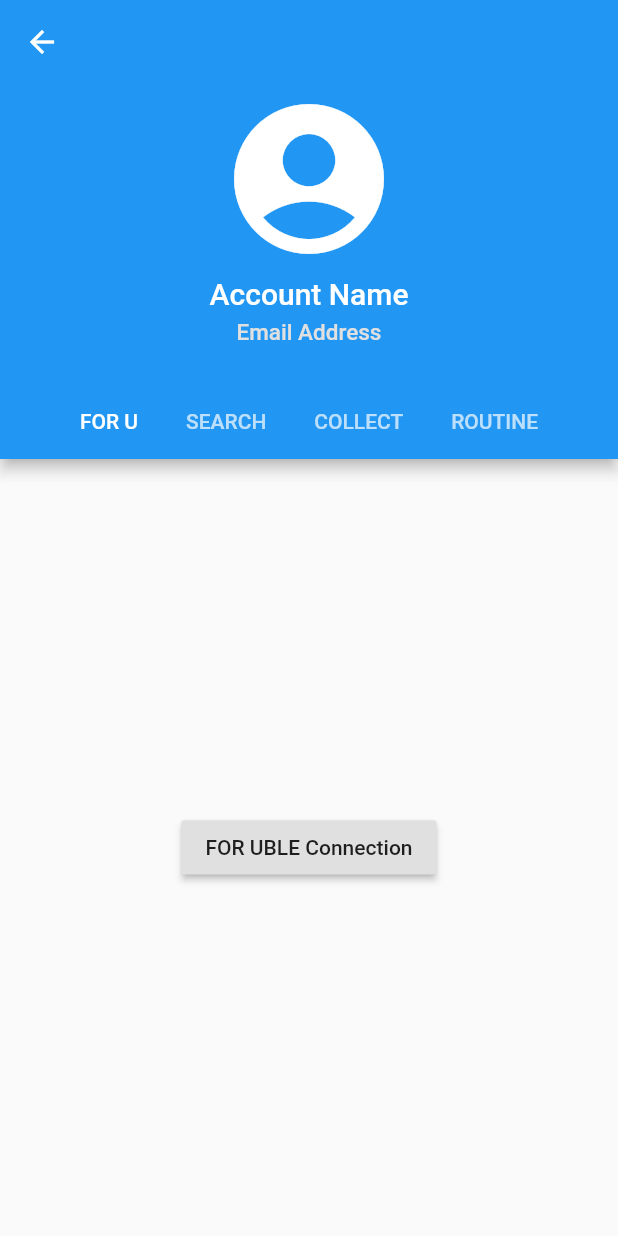
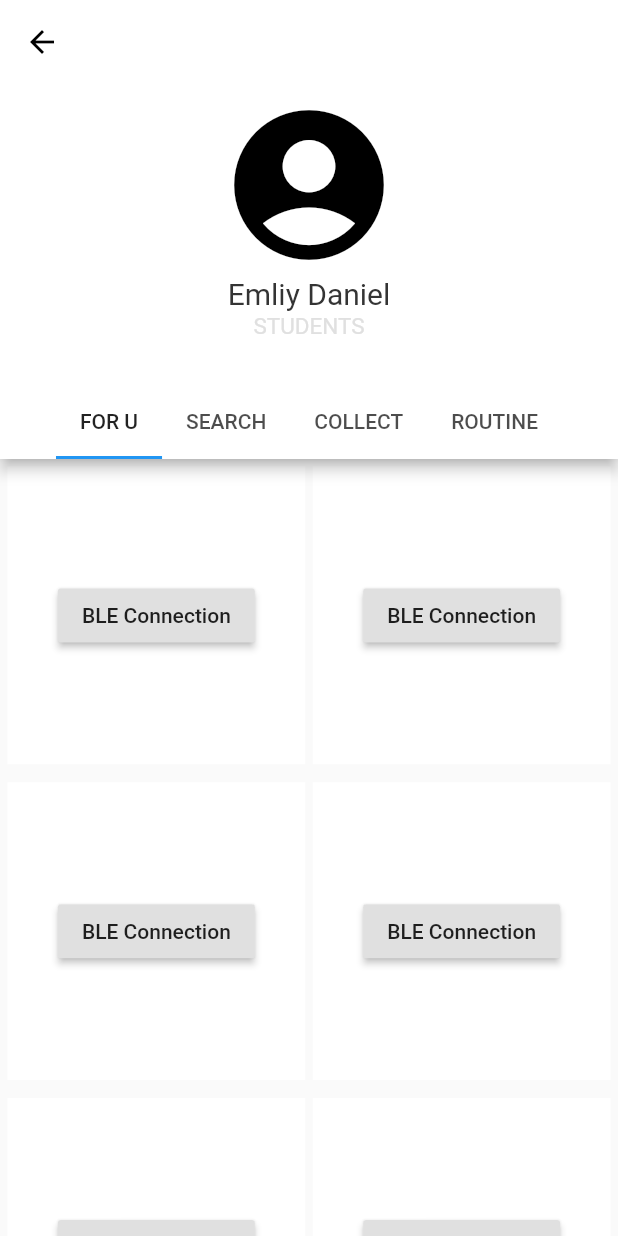
Before and after one commit to cherrrity/HD_Undongjang, a Flutter app: the MainPage screen opened by its route, on a phone screen of 412 x 824 dp. Run offline on Flutter 3.47's test engine with Material 2 defaults, Android fonts, the phone set to English and light mode, and no system bars; our stand-ins replace google_fonts, permission_handler, sensors; missing offline and left inert: flutter_ble_lib.

```diff
--- a/lib/routing_app/pages/intro_slider.dart
+++ b/lib/routing_app/pages/intro_slider.dart
@@ -39,7 +39,7 @@ class _IntroSliderPage extends State<IntroSliderPage> {
     return Container(
       decoration: BoxDecoration(
           gradient: LinearGradient(
-              colors: [const Color(0xff3C8CE7), const Color(0xff00EAFF)])),
+              colors: [const Color(0xffDAE8B7), const Color(0xff00ca9d)])),
       child: Scaffold(
         backgroundColor: Colors.white,
         body: Container(
@@ -120,7 +120,8 @@ class _IntroSliderPage extends State<IntroSliderPage> {
               )
             : InkWell(
                 onTap: () {
-                  Navigator.pushNamedAndRemoveUntil(context, '/login', (route) => false);
+                  Navigator.pushNamedAndRemoveUntil(
+                      context, '/login', (route) => false);
                 },
                 child: Container(
                   height: Platform.isIOS ? 70 : 60,
--- a/lib/routing_app/pages/main.dart
+++ b/lib/routing_app/pages/main.dart
@@ -22,18 +22,23 @@ class MainPage extends StatelessWidget {
                         Icon(
                           Icons.account_circle,
                           size: 120.0,
-                          color: Colors.white,
+                          color: Colors.black,
                         ),
-                        SizedBox(height: 5),
+                        SizedBox(height: 1),
                         Text(
-                          'Account Name',
-                          style: TextStyle(color: Colors.white, fontSize: 20),
+                          'Emliy Daniel',
+                          style: TextStyle(
+                              fontWeight: FontWeight.w400,
+                              color: Color(0xff343434),
+                              fontSize: 20),
                         ),
-                        SizedBox(height: 5),
+                        SizedBox(height: 1),
                         Text(
-                          'Email Address',
-                          style:
-                              TextStyle(color: Colors.grey[300], fontSize: 15),
+                          'STUDENTS',
+                          style: TextStyle(
+                              color: Colors.grey[300],
+                              fontSize: 15,
+                              fontWeight: FontWeight.w400),
                         ),
                       ],
                     ),
@@ -42,7 +47,6 @@ class MainPage extends StatelessWidget {
               ),
             ),
             bottom: PreferredSize(
-
               preferredSize: Size.square(250),
               child: TabBar(
                 tabs: choices.map((String choice) {
@@ -54,12 +58,31 @@ class MainPage extends StatelessWidget {
           ),
           body: TabBarView(
             children: choices.map((String choice) {
-              return Center(
-                  child: RaisedButton(
-                      child: Text(choice + 'BLE Connection'),
-                      onPressed: () {
-                        Navigator.pushNamed(context, '/ble_list');
-                      }));
+              return GridView.builder(
+                padding: EdgeInsets.all(5.0),
+                gridDelegate: SliverGridDelegateWithFixedCrossAxisCount(
+                  crossAxisCount: 2,
+                  crossAxisSpacing: 5.0,
+                  mainAxisSpacing: 12.0,
+                ),
+                itemCount: 12,
+                scrollDirection: Axis.vertical,
+                itemBuilder: (context, int index) {
+                  return Container(
+                    color: Colors.white,
+                    padding: EdgeInsets.all(10.0),
+                    child:
+                    Center(
+                      child: RaisedButton(
+                        child: Text('BLE Connection'),
+                        onPressed: (){
+                        Navigator.pushNamed(context, '/ble_test');
+                        }
+                      )
+                    ),
+                  );
+                },
+              );
             }).toList(),
           )),
     );
--- a/lib/routing_app/pages/second.dart
+++ b/lib/routing_app/pages/second.dart
@@ -11,16 +11,14 @@ class SecondPage extends StatelessWidget {
             children: <Widget>[
               RaisedButton(
                   child: Text('BLE Connection'),
-                    onPressed: (){
-                    Navigator.pushNamed(context, '/ble_list');
-                    }
-                  ),
+                  onPressed: () {
+                    Navigator.pushNamed(context, '/ble_test');
+                  }),
               RaisedButton(
                   child: Text('to first page'),
-                    onPressed: (){
+                  onPressed: () {
                     Navigator.pop(context);
-                    }
-                  ),
+                  }),
             ],
             mainAxisAlignment: MainAxisAlignment.spaceEvenly,
           ),
--- a/lib/routing_app/routes.dart
+++ b/lib/routing_app/routes.dart
@@ -5,11 +5,13 @@ import 'package:hd_undongjang/routing_app/pages/login.dart';
 import 'package:hd_undongjang/routing_app/pages/main.dart';
 import 'package:hd_undongjang/routing_app/pages/second.dart';
 import 'package:hd_undongjang/routing_app/pages/ble_info.dart';
+import 'package:hd_undongjang/routing_app/pages/lesson.dart';
 
 final routes = {
   '/': (BuildContext context) => IntroSliderPage(),
   '/login': (BuildContext context) => LoginPage(),
   '/main': (BuildContext context) => MainPage(),
   '/second': (BuildContext context) => SecondPage(),
-  '/ble_list': (BuildContext context) => BLEInfoPage(),
+  '/ble_test': (BuildContext context) => BLEInfoPage(),
+  '/lesson' : (BuildContext context) => LessonPage(),
 };
--- a/pubspec.yaml
+++ b/pubspec.yaml
@@ -23,7 +23,7 @@ environment:
 dependencies:
   flutter:
     sdk: flutter
-
+  sensors: ^0.4.1+7
 
   # The following adds the Cupertino Icons font to your application.
   # Use with the CupertinoIcons class for iOS style icons.
@@ -32,6 +32,7 @@ dependencies:
   flutter_ble_lib: ^2.2.3
   permission_handler: ^5.0.0+hotfix.3
   google_fonts: ^1.1.1
+  #sensors: '>=0.4.y+x <2.0.0'
 
 dev_dependencies:
   flutter_test:
```
Also changed, not shown: lib/main.dart (+5 -2 lines), lib/routing_app/pages/ble_info.dart (+43 -2 lines), lib/routing_app/pages/card.dart (added, +194 -0 lines), lib/routing_app/pages/lesson.dart (added, +33 -0 lines), 3 other files. Lines whose indentation alone changed are shown as unchanged.
